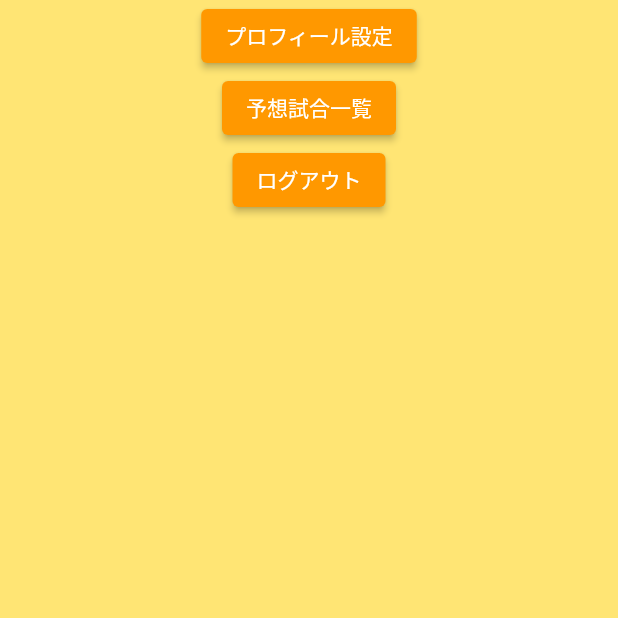
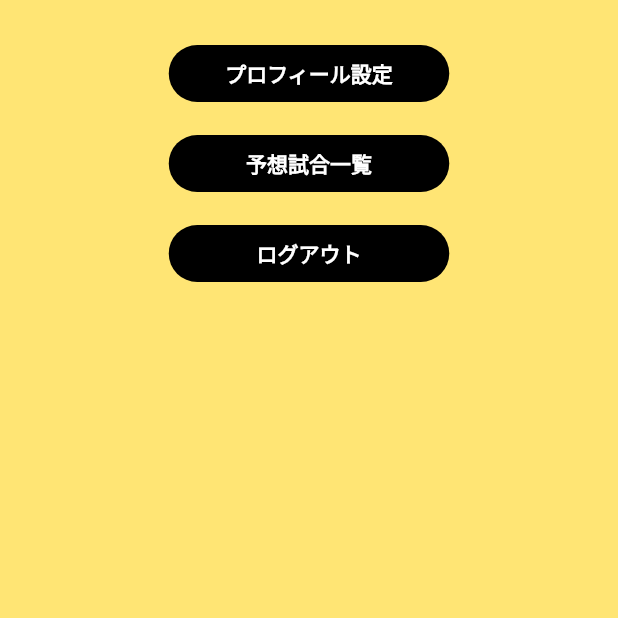
Before and after one commit to h-sekiyama/boxing_vote, a Flutter app: the Other screen opened directly, on a phone screen of 412 x 824 dp, the top half of it. Run offline on Flutter 3.47's test engine with Material 2 defaults, Android fonts, the light colour scheme and no system bars; our stand-ins replace another_flushbar, cloud_firestore, email_validator, firebase_auth, firebase_core, firebase_storage and 2 more; accounts and stored records are empty.

Commit message:
ちょっとデザイン修正

```diff
--- a/lib/widgets/other/other.dart
+++ b/lib/widgets/other/other.dart
@@ -17,22 +17,40 @@ class _MyFirestorePageState extends State<Other> {
         child: Column(
           children: <Widget>[
             Column(children: [
-              ElevatedButton(
-                child: Text("プロフィール設定"),
+              Container(
+                  width: 187,
+                  height: 38,
+                  margin: EdgeInsets.fromLTRB(0, 30, 0, 14),
+                  child: (TextButton(
+                    child: Text("プロフィール設定",
+                        style: TextStyle(fontWeight: FontWeight.bold)),
                     style: ElevatedButton.styleFrom(
-                  primary: Colors.orange,
+                      primary: Colors.black,
                       onPrimary: Colors.white,
+                      shape: RoundedRectangleBorder(
+                        borderRadius: BorderRadius.circular(30),
+                      ),
                     ),
                     onPressed: () {
-                  Navigator.push(context,
-                      MaterialPageRoute(builder: (context) => ProfileScreen()));
+                      Navigator.push(
+                          context,
+                          MaterialPageRoute(
+                              builder: (context) => ProfileScreen()));
                     },
+                  ))),
+              Container(
+                  width: 187,
+                  height: 38,
+                  margin: EdgeInsets.fromLTRB(0, 8, 0, 14),
+                  child: (TextButton(
+                    child: Text("予想試合一覧",
+                        style: TextStyle(fontWeight: FontWeight.bold)),
+                    style: ElevatedButton.styleFrom(
+                      primary: Colors.black,
+                      onPrimary: Colors.white,
+                      shape: RoundedRectangleBorder(
+                        borderRadius: BorderRadius.circular(30),
                       ),
-              ElevatedButton(
-                child: Text("予想試合一覧"),
-                style: ElevatedButton.styleFrom(
-                  primary: Colors.orange,
-                  onPrimary: Colors.white,
                     ),
                     onPressed: () {
                       Navigator.push(
@@ -41,19 +59,28 @@ class _MyFirestorePageState extends State<Other> {
                               builder: (context) => VoteResultListScreen(
                                   FirebaseAuth.instance.currentUser!.uid)));
                     },
+                  ))),
+              Container(
+                  width: 187,
+                  height: 38,
+                  margin: EdgeInsets.fromLTRB(0, 8, 0, 14),
+                  child: (TextButton(
+                    child: Text("ログアウト",
+                        style: TextStyle(fontWeight: FontWeight.bold)),
+                    style: ElevatedButton.styleFrom(
+                      primary: Colors.black,
+                      onPrimary: Colors.white,
+                      shape: RoundedRectangleBorder(
+                        borderRadius: BorderRadius.circular(30),
                       ),
-              ElevatedButton(
-                child: Text("ログアウト"),
-                style: ElevatedButton.styleFrom(
-                  primary: Colors.orange,
-                  onPrimary: Colors.white,
                     ),
                     onPressed: () {
-                  FirebaseAuth.instance.signOut();
-                  Navigator.push(context,
-                      MaterialPageRoute(builder: (context) => AuthScreen()));
+                      Navigator.push(
+                          context,
+                          MaterialPageRoute(
+                              builder: (context) => AuthScreen()));
                     },
-              ),
+                  ))),
             ]),
           ],
         ),
```
Also changed, not shown: lib/widgets/bout_list/bouts_detail.dart (+24 -6 lines), lib/widgets/bout_list/chat.dart (+25 -7 lines). Lines whose indentation alone changed are shown as unchanged.
